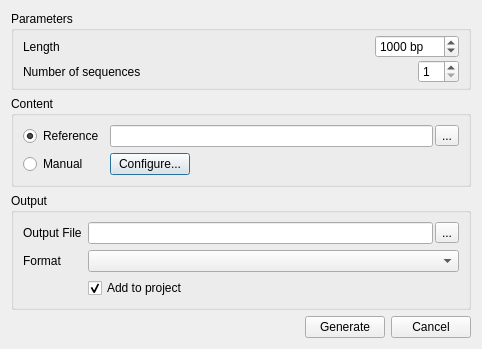
This is src/plugins/dna_export/src/ui/DNASequenceGeneratorDialog.ui in violethaze74/ugene as Qt 5 draws it before an edit. The edited form follows.
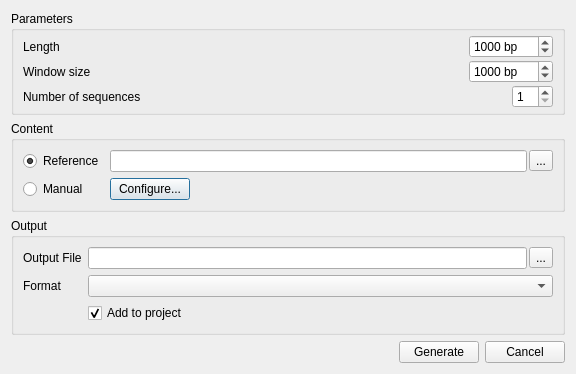
This is the edited form.

Commit message: UGENE-262 gc skew is added to dialog

```diff
--- a/src/plugins/dna_export/src/ui/DNASequenceGeneratorDialog.ui
+++ b/src/plugins/dna_export/src/ui/DNASequenceGeneratorDialog.ui
@@ -6,8 +6,8 @@
    <rect>
     <x>0</x>
     <y>0</y>
-    <width>482</width>
-    <height>337</height>
+    <width>576</width>
+    <height>350</height>
    </rect>
   </property>
   <property name="windowTitle">
@@ -81,6 +81,46 @@
         </item>
        </layout>
       </item>
+      <item>
+       <layout class="QHBoxLayout" name="horizontalLayout_7">
+        <item>
+         <widget class="QLabel" name="label">
+          <property name="text">
+           <string>Window size</string>
+          </property>
+         </widget>
+        </item>
+        <item>
+         <spacer name="horizontalSpacer_5">
+          <property name="orientation">
+           <enum>Qt::Horizontal</enum>
+          </property>
+          <property name="sizeHint" stdset="0">
+           <size>
+            <width>40</width>
+            <height>20</height>
+           </size>
+          </property>
+         </spacer>
+        </item>
+        <item>
+         <widget class="QSpinBox" name="windowSpinBox">
+          <property name="suffix">
+           <string> bp</string>
+          </property>
+          <property name="minimum">
+           <number>1</number>
+          </property>
+          <property name="maximum">
+           <number>2147483647</number>
+          </property>
+          <property name="value">
+           <number>1000</number>
+          </property>
+         </widget>
+        </item>
+       </layout>
+      </item>
       <item>
        <layout class="QHBoxLayout" name="horizontalLayout_6">
         <item>
```
The commit also changes 3 other files.
